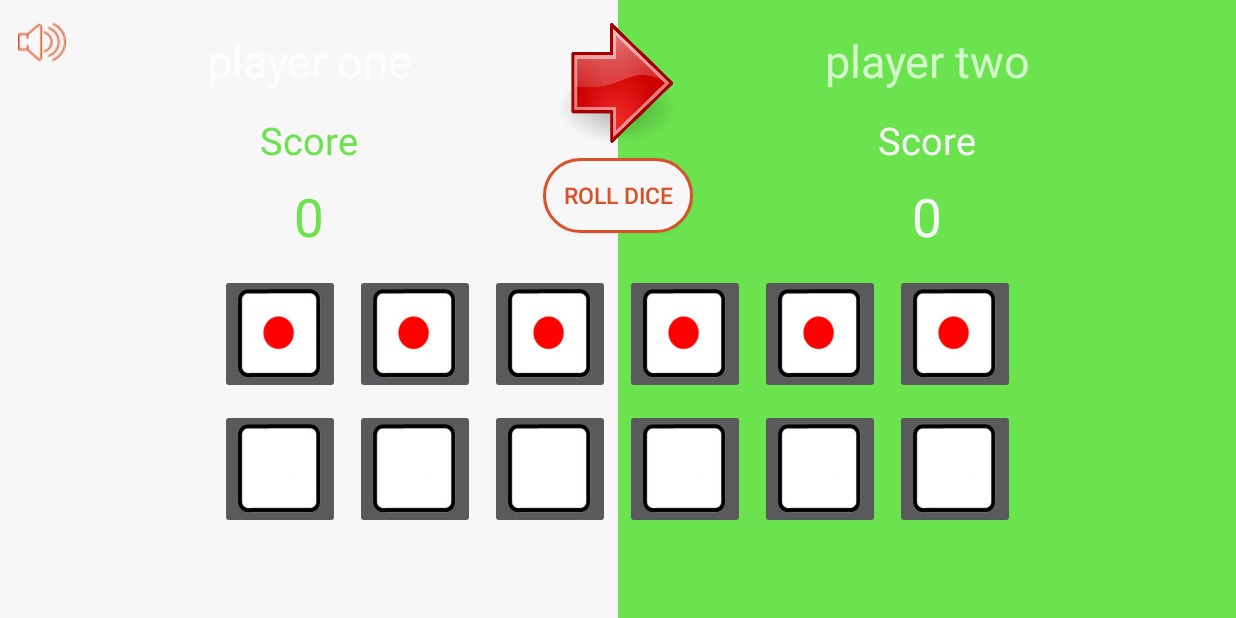
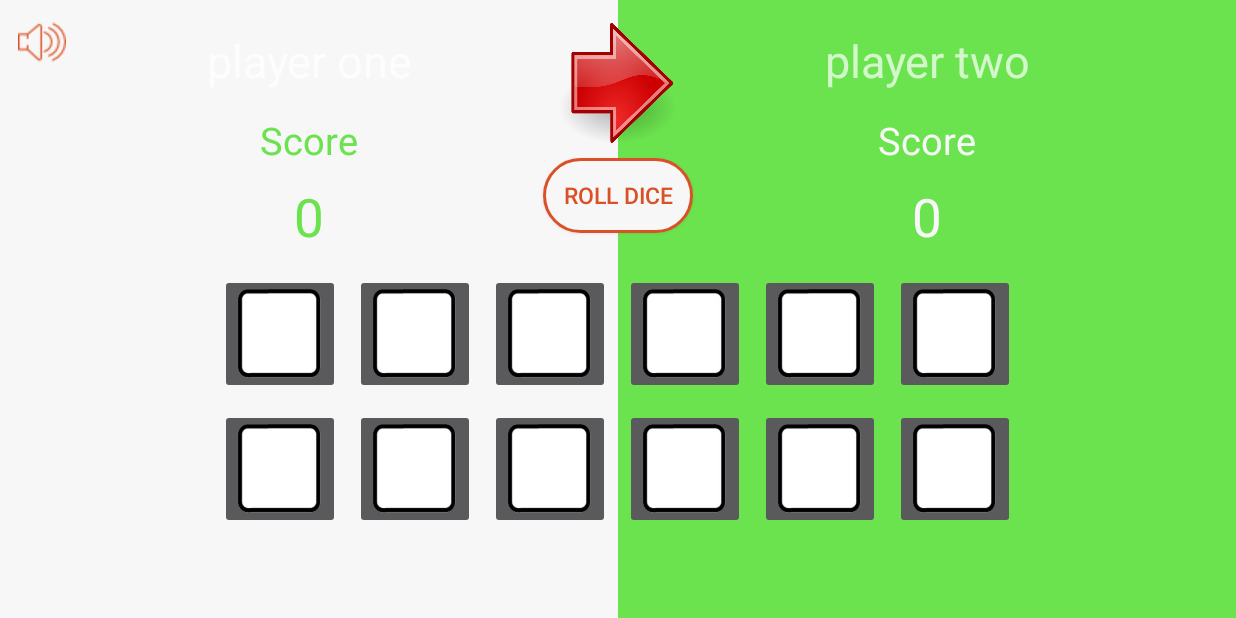
Before and after one commit to benjika/DiceOlympics, an Android app: the MidnightGame screen opened directly, with no data from a screen before it, on a phone screen of 824 x 412 dp (held sideways). Run offline under Robolectric (Android 15) with nearby library versions, the phone set to English and light mode, and no system bars.

Commit message:
-to fix GameFunction.rolldice function

```diff
--- a/app/src/main/java/com/example/beni/diceolympics/MidnightGame.java
+++ b/app/src/main/java/com/example/beni/diceolympics/MidnightGame.java
@@ -3,13 +3,24 @@ package com.example.beni.diceolympics;
 import android.media.MediaPlayer;
 import android.support.v7.app.AppCompatActivity;
 import android.os.Bundle;
+import android.view.View;
 import android.widget.Button;
 import android.widget.ImageButton;
+import android.widget.TextView;
+import android.widget.Toast;
 
 public class MidnightGame extends AppCompatActivity {
 
     String[] getNamesArr;
     int[] getScores;
+
+    int sum1 = 0;
+    int sum2 = 0;
+
+    int playerTurn = (int) Math.random() * 2 + 1;
+
+    boolean player1played = false;
+    boolean player2played = false;
 
     boolean was4 = false;
     boolean was1 = false;
@@ -20,6 +31,12 @@ public class MidnightGame extends AppCompatActivity {
 
     Button RollTheDiceBTN;
     Button EndTurnBTN;
+    Button EndgameBTN;
+
+    TextView PlayerName1;
+    TextView PlayerName2;
+
+    int[] diceValues = {0, 0, 0, 0, 0, 0};
 
     ImageButton firstDice_Chosen;
     ImageButton secondDice_Chosen;
@@ -28,6 +45,11 @@ public class MidnightGame extends AppCompatActivity {
     ImageButton fifthDice_Chosen;
     ImageButton sixthDice_Chosen;
 
+    boolean[] arrayOfValuesChosen = {true, true, true, true, true};
+    int diceAmount = arrayOfValuesChosen.length;
+    ImageButton[] arrayOfButtonsChosen = {firstDice_Chosen, secondDice_Chosen, thirdDice_Chosen,
+            fourthDice_Chosen, fifthDice_Chosen, sixthDice_Chosen};
+
     ImageButton firstDice_unChosen;
     ImageButton secondDice_unChosen;
     ImageButton thirdDice_unChosen;
@@ -35,33 +57,168 @@ public class MidnightGame extends AppCompatActivity {
     ImageButton fifthDice_unChosen;
     ImageButton sixthDice_unChosen;
 
+    boolean[] arrayOfValuesUnChosen = {false, false, false, false, false};
+    ImageButton[] arrayOfButtonsUnChosen = {firstDice_unChosen, secondDice_unChosen,
+            thirdDice_unChosen, fourthDice_unChosen, fifthDice_unChosen, sixthDice_unChosen};
+
+    int diceCountCurr = diceAmount;
+    int diceCountTot = diceAmount;
 
     @Override
     protected void onCreate(Bundle savedInstanceState) {
         super.onCreate(savedInstanceState);
         setContentView(R.layout.activity_midnight_game);
 
-        InitializeDice();
+        getInfoFromExtras();
+        InitializeDiceAndButtons();
 
-        getInfoFromExtras();
+        firstDice_unChosen.setOnClickListener(new View.OnClickListener() {
+            @Override
+            public void onClick(View v) {
+                setDice_InAndOut_OfBank(firstDice_unChosen, firstDice_Chosen, diceValues[0]);
+                diceCountCurr--;
+                if (diceCountCurr == 0) noMoreDice();
+            }
+        });
+
+        secondDice_unChosen.setOnClickListener(new View.OnClickListener() {
+            @Override
+            public void onClick(View v) {
+                setDice_InAndOut_OfBank(secondDice_unChosen, secondDice_Chosen, diceValues[1]);
+                diceCountCurr--;
+                if (diceCountCurr == 0) noMoreDice();
+            }
+        });
+
+        thirdDice_unChosen.setOnClickListener(new View.OnClickListener() {
+            @Override
+            public void onClick(View v) {
+                setDice_InAndOut_OfBank(thirdDice_unChosen, thirdDice_Chosen, diceValues[2]);
+                diceCountCurr--;
+                if (diceCountCurr == 0) noMoreDice();
+            }
+        });
+
+        fourthDice_unChosen.setOnClickListener(new View.OnClickListener() {
+            @Override
+            public void onClick(View v) {
+                setDice_InAndOut_OfBank(fourthDice_unChosen, fourthDice_Chosen, diceValues[3]);
+                diceCountCurr--;
+                if (diceCountCurr == 0) noMoreDice();
+            }
+        });
+
+        fifthDice_unChosen.setOnClickListener(new View.OnClickListener() {
+            @Override
+            public void onClick(View v) {
+                setDice_InAndOut_OfBank(fifthDice_unChosen, fifthDice_Chosen, diceValues[4]);
+                diceCountCurr--;
+                if (diceCountCurr == 0) noMoreDice();
+            }
+        });
+
+        sixthDice_unChosen.setOnClickListener(new View.OnClickListener() {
+            @Override
+            public void onClick(View v) {
+                setDice_InAndOut_OfBank(sixthDice_unChosen, sixthDice_Chosen, diceValues[5]);
+                diceCountCurr--;
+                if (diceCountCurr == 0) noMoreDice();
+            }
+        });
+
+        firstDice_Chosen.setOnClickListener(new View.OnClickListener() {
+            @Override
+            public void onClick(View v) {
+                setDice_InAndOut_OfBank(firstDice_Chosen, firstDice_unChosen, diceValues[0]);
+                diceCountCurr++;
+                checkButtons();
+            }
+        });
+
+        secondDice_Chosen.setOnClickListener(new View.OnClickListener() {
+            @Override
+            public void onClick(View v) {
+                setDice_InAndOut_OfBank(secondDice_Chosen, secondDice_unChosen, diceValues[1]);
+                diceCountCurr++;
+                checkButtons();
+            }
+        });
+
+        thirdDice_unChosen.setOnClickListener(new View.OnClickListener() {
+            @Override
+            public void onClick(View v) {
+                setDice_InAndOut_OfBank(thirdDice_Chosen, thirdDice_unChosen, diceValues[2]);
+                diceCountCurr++;
+                checkButtons();
+            }
+        });
+
+        fourthDice_unChosen.setOnClickListener(new View.OnClickListener() {
+            @Override
+            public void onClick(View v) {
+                setDice_InAndOut_OfBank(fourthDice_Chosen, fourthDice_unChosen, diceValues[3]);
+                diceCountCurr++;
+                checkButtons();
+            }
+        });
+
+        fifthDice_unChosen.setOnClickListener(new View.OnClickListener() {
+            @Override
+            public void onClick(View v) {
+                setDice_InAndOut_OfBank(fifthDice_Chosen, fifthDice_unChosen, diceValues[4]);
+                diceCountCurr++;
+                checkButtons();
+            }
+        });
+
+        sixthDice_unChosen.setOnClickListener(new View.OnClickListener() {
+            @Override
+            public void onClick(View v) {
+                setDice_InAndOut_OfBank(sixthDice_Chosen, sixthDice_unChosen, diceValues[5]);
+                diceCountCurr++;
+                checkButtons();
+            }
+        });
+
+        RollTheDiceBTN.setOnClickListener(new View.OnClickListener() {
+            @Override
+            public void onClick(View v) {
+                UltimateShake();
+            }
+        });
+
+        EndTurnBTN.setOnClickListener(new View.OnClickListener() {
+            @Override
+            public void onClick(View v) {
+                if (playerTurn == 1) {
+
+                }
+            }
+        });
+
 
     }
 
-    void InitializeDice() {
+    void InitializeDiceAndButtons() {
 
-        firstDice_Chosen = (ImageButton) findViewById(R.id.midnight_diceFirst_chosen);
-        secondDice_Chosen = (ImageButton) findViewById(R.id.midnight_diceSecond_chosen);
-        thirdDice_Chosen = (ImageButton) findViewById(R.id.midnight_diceThird_chosen);
-        fourthDice_Chosen = (ImageButton) findViewById(R.id.midnight_diceFourth_chosen);
-        fifthDice_Chosen = (ImageButton) findViewById(R.id.midnight_diceFifth_chosen);
-        sixthDice_Chosen = (ImageButton) findViewById(R.id.midnight_diceSixth_chosen);
+        RollTheDiceBTN = (Button) findViewById(R.id.midnight_game_diceTheDice);
+        EndTurnBTN = (Button) findViewById(R.id.midnight_game_endTurn);
+        EndgameBTN = (Button) findViewById(R.id.midnight_game_endgame);
 
-        firstDice_unChosen = (ImageButton) findViewById(R.id.midnight_diceFirst_unChosen);
-        secondDice_unChosen = (ImageButton) findViewById(R.id.midnight_diceSecond_unChosen);
-        thirdDice_unChosen = (ImageButton) findViewById(R.id.midnight_diceThird_unChosen);
-        fourthDice_unChosen = (ImageButton) findViewById(R.id.midnight_diceFourth_unChosen);
-        fifthDice_unChosen = (ImageButton) findViewById(R.id.midnight_diceFifth_unChosen);
-        sixthDice_unChosen = (ImageButton) findViewById(R.id.midnight_diceSixth_unChosen);
+
+        firstDice_Chosen = (ImageButton) findViewById(R.id.midnight_game_diceFirst_chosen);
+        secondDice_Chosen = (ImageButton) findViewById(R.id.midnight_game_diceSecond_chosen);
+        thirdDice_Chosen = (ImageButton) findViewById(R.id.midnight_game_diceThird_chosen);
+        fourthDice_Chosen = (ImageButton) findViewById(R.id.midnight_game_diceFourth_chosen);
+        fifthDice_Chosen = (ImageButton) findViewById(R.id.midnight_game_diceFifth_chosen);
+        sixthDice_Chosen = (ImageButton) findViewById(R.id.midnight_game_diceSixth_chosen);
+
+        firstDice_unChosen = (ImageButton) findViewById(R.id.midnight_game_diceFirst_unChosen);
+        secondDice_unChosen = (ImageButton) findViewById(R.id.midnight_game_diceSecond_unChosen);
+        thirdDice_unChosen = (ImageButton) findViewById(R.id.midnight_game_diceThird_unChosen);
+        fourthDice_unChosen = (ImageButton) findViewById(R.id.midnight_game_diceFourth_unChosen);
+        fifthDice_unChosen = (ImageButton) findViewById(R.id.midnight_game_diceFifth_unChosen);
+        sixthDice_unChosen = (ImageButton) findViewById(R.id.midnight_game_diceSixth_unChosen);
 
         firstDice_Chosen.setClickable(false);
         secondDice_Chosen.setClickable(false);
@@ -85,5 +242,84 @@ public class MidnightGame extends AppCompatActivity {
         getScores = getIntent().getIntArrayExtra("ScoresArr");
     }
 
+    void setDice_InAndOut_OfBank(ImageButton diceOld, ImageButton diceNew, int i) {
 
+        diceNew.setClickable(true);
+
+        if (i == 1) diceNew.setImageResource(R.drawable.diceone);
+        else if (i == 2) diceNew.setImageResource(R.drawable.dicetwo);
+        else if (i == 3) diceNew.setImageResource(R.drawable.dicethree);
+        else if (i == 4) diceNew.setImageResource(R.drawable.dicefour);
+        else if (i == 5) diceNew.setImageResource(R.drawable.dicefive);
+        else diceNew.setImageResource(R.drawable.dicesix);
+
+        diceOld.setClickable(false);
+        diceOld.setImageResource(R.drawable.diceempty);
+
+    }
+
+    void setDiceChosenToBank(ImageButton dice, int i) {
+
+        dice.setClickable(false);
+
+        if (i == 1) dice.setImageResource(R.drawable.diceonered);
+        else if (i == 2) dice.setImageResource(R.drawable.dicetwored);
+        else if (i == 3) dice.setImageResource(R.drawable.dicethreered);
+        else if (i == 4) dice.setImageResource(R.drawable.dicefourred);
+        else if (i == 5) dice.setImageResource(R.drawable.dicefivered);
+        else dice.setImageResource(R.drawable.dicesixred);
+
+        arrayOfValuesUnChosen[i] = false;
+
+    }
+
+    void UltimateShake() {
+
+        if (diceCountTot == diceCountCurr) {
+            Toast.makeText(this, R.string.noDiceWereChosen, Toast.LENGTH_SHORT);
+            return;
+        }
+
+        diceCountTot = diceCountCurr;
+
+        for (int i = 0; i < diceAmount; i++)
+            if (arrayOfButtonsChosen[i].isClickable())
+                setDiceChosenToBank(arrayOfButtonsChosen[i], i);
+
+
+        for (int i = 0; i < diceAmount; i++)
+            if (arrayOfValuesUnChosen[i]) rollDice(arrayOfButtonsUnChosen[i], i);
+
+
+    }
+
+    void rollDice(ImageButton diceToRoll, int i) {
+        diceValues[i] = GameFunctions.rollDice(diceToRoll);
+        diceToRoll.setClickable(true);
+    }
+
+    void noMoreDice() {
+        RollTheDiceBTN.setVisibility(View.INVISIBLE);
+
+
+        if (playerTurn == 1) {
+
+            if (player2played) EndgameBTN.setVisibility(View.VISIBLE);
+            else EndTurnBTN.setVisibility(View.VISIBLE);
+
+        } else {
+
+            if (player1played) EndgameBTN.setVisibility(View.VISIBLE);
+            else EndgameBTN.setVisibility(View.VISIBLE);
+        }
+    }
+
+    void checkButtons() {
+        if (RollTheDiceBTN.getVisibility() == View.VISIBLE) return;
+
+        if (EndgameBTN.getVisibility() == View.VISIBLE) EndgameBTN.setVisibility(View.GONE);
+        else if (EndTurnBTN.getVisibility() == View.VISIBLE) EndTurnBTN.setVisibility(View.GONE);
+
+        RollTheDiceBTN.setVisibility(View.VISIBLE);
+    }
 }
--- a/app/src/main/java/com/example/beni/diceolympics/PigdiceGame.java
+++ b/app/src/main/java/com/example/beni/diceolympics/PigdiceGame.java
@@ -160,7 +160,7 @@ public class PigdiceGame extends AppCompatActivity {
     static void UniversalShake() {
         if (!Sounds.getIsMute()) diceShakeSound.start();
 
-        diceNum = GameFunctions.rollDice("Pigdice");
+        diceNum = GameFunctions.rollDice("Pigdice", dice);
 
         if (diceNum == 1) {
             if (playerTurn == 1) {
--- a/app/src/main/res/layout-land/activity_midnight_game.xml
+++ b/app/src/main/res/layout-land/activity_midnight_game.xml
@@ -119,7 +119,7 @@
         android:src="@drawable/playerturnarrow" />
 
     <Button
-        android:id="@+id/btn_midnight_diceRollMidnight"
+        android:id="@+id/midnight_game_diceTheDice"
         android:layout_width="100sp"
         android:layout_height="50sp"
         android:layout_below="@+id/midnight_turnArrow"
@@ -131,7 +131,7 @@
         android:textSize="15sp" />
 
     <Button
-        android:id="@+id/btn_midnight_endTurn"
+        android:id="@+id/midnight_game_endTurn"
         android:layout_width="100sp"
         android:layout_height="50sp"
         android:layout_below="@id/midnight_turnArrow"
@@ -143,63 +143,76 @@
         android:textSize="15sp"
         android:visibility="gone" />
 
+    <Button
+        android:id="@+id/midnight_game_endgame"
+        android:layout_width="100sp"
+        android:layout_height="50sp"
+        android:layout_below="@id/midnight_turnArrow"
+        android:layout_centerHorizontal="true"
+        android:layout_marginTop="10sp"
+        android:background="@drawable/button_bg_round"
+        android:text="@string/endGame"
+        android:textColor="@color/colorAccent"
+        android:textSize="15sp"
+        android:visibility="gone" />
+
     <LinearLayout
         android:id="@+id/midnight_setOfDice"
         android:layout_width="match_parent"
         android:layout_height="wrap_content"
-        android:layout_below="@+id/btn_midnight_diceRollMidnight"
+        android:layout_below="@+id/midnight_game_diceTheDice"
         android:layout_centerHorizontal="true"
         android:layout_marginTop="27sp"
         android:gravity="center">
 
         <ImageButton
-            android:id="@+id/midnight_diceFirst_unChosen"
+            android:id="@+id/midnight_game_diceFirst_unChosen"
             android:layout_width="80sp"
             android:layout_height="80sp"
             android:layout_gravity="center"
             android:layout_marginEnd="10sp"
             android:scaleType="fitXY"
-            android:src="@drawable/diceone" />
+            android:src="@drawable/diceempty" />
 
         <ImageButton
-            android:id="@+id/midnight_diceSecond_unChosen"
+            android:id="@+id/midnight_game_diceSecond_unChosen"
             android:layout_width="80sp"
             android:layout_height="80sp"
             android:scaleType="fitXY"
-            android:src="@drawable/diceone" />
+            android:src="@drawable/diceempty" />
 
         <ImageButton
-            android:id="@+id/midnight_diceThird_unChosen"
+            android:id="@+id/midnight_game_diceThird_unChosen"
             android:layout_width="80sp"
             android:layout_height="80sp"
             android:layout_marginEnd="10sp"
             android:layout_marginStart="10sp"
             android:scaleType="fitXY"
-            android:src="@drawable/diceone" />
+            android:src="@drawable/diceempty" />
 
         <ImageButton
 
-            android:id="@+id/midnight_diceFourth_unChosen"
+            android:id="@+id/midnight_game_diceFourth_unChosen"
             android:layout_width="80sp"
             android:layout_height="80sp"
             android:scaleType="fitXY"
-            android:src="@drawable/diceone" />
+            android:src="@drawable/diceempty" />
 
         <ImageButton
-            android:id="@+id/midnight_diceFifth_unChosen"
+            android:id="@+id/midnight_game_diceFifth_unChosen"
             android:layout_width="80sp"
             android:layout_height="80sp"
             android:layout_marginEnd="10sp"
             android:layout_marginStart="10sp"
             android:scaleType="fitXY"
-            android:src="@drawable/diceone" />
+            android:src="@drawable/diceempty" />
 
         <ImageButton
-            android:id="@+id/midnight_diceSixth_unChosen"
+            android:id="@+id/midnight_game_diceSixth_unChosen"
             android:layout_width="80sp"
             android:layout_height="80sp"
             android:scaleType="fitXY"
-            android:src="@drawable/diceone" />
+            android:src="@drawable/diceempty" />
 
 
     </LinearLayout>
@@ -213,7 +226,7 @@
         android:gravity="center">
 
         <ImageButton
-            android:id="@+id/midnight_diceFirst_chosen"
+            android:id="@+id/midnight_game_diceFirst_chosen"
             android:layout_width="80sp"
             android:layout_height="80sp"
             android:layout_gravity="center"
@@ -222,14 +235,14 @@
             android:src="@drawable/diceempty" />
 
         <ImageButton
-            android:id="@+id/midnight_diceSecond_chosen"
+            android:id="@+id/midnight_game_diceSecond_chosen"
             android:layout_width="80sp"
             android:layout_height="80sp"
             android:scaleType="fitXY"
             android:src="@drawable/diceempty" />
 
         <ImageButton
-            android:id="@+id/midnight_diceThird_chosen"
+            android:id="@+id/midnight_game_diceThird_chosen"
             android:layout_width="80sp"
             android:layout_height="80sp"
             android:layout_marginEnd="10sp"
@@ -238,14 +251,14 @@
             android:src="@drawable/diceempty" />
 
         <ImageButton
-            android:id="@+id/midnight_diceFourth_chosen"
+            android:id="@+id/midnight_game_diceFourth_chosen"
             android:layout_width="80sp"
             android:layout_height="80sp"
             android:scaleType="fitXY"
             android:src="@drawable/diceempty" />
 
         <ImageButton
-            android:id="@+id/midnight_diceFifth_chosen"
+            android:id="@+id/midnight_game_diceFifth_chosen"
             android:layout_width="80sp"
             android:layout_height="80sp"
             android:layout_marginEnd="10sp"
@@ -254,7 +267,7 @@
             android:src="@drawable/diceempty" />
 
         <ImageButton
-            android:id="@+id/midnight_diceSixth_chosen"
+            android:id="@+id/midnight_game_diceSixth_chosen"
             android:layout_width="80sp"
             android:layout_height="80sp"
             android:scaleType="fitXY"
--- a/app/src/main/res/values/strings.xml
+++ b/app/src/main/res/values/strings.xml
@@ -85,6 +85,8 @@
     <string name="Pigdice_saveScore">Save Score</string>
 
 
+
+
     <!--Midnight instructions-->
     <string name="Midnight_Goal1H">Goal</string>
     <string name="Midnight_Goal2">With six dice, obtain a 1 and 4 and get the highest score possible with the other 4 dice, max score of 24.</string>
@@ -101,6 +103,8 @@
     <!--Midnight game-->
     <string name="Score">Score</string>
     <string name="endTurn">End Turn</string>
+    <string name="endGame">End Game</string>
+    <string name="noDiceWereChosen">Choose dice before rolling</string>
     <string name="RollDice">Roll Dice</string>
 
 
```
Also changed, not shown: app/src/main/java/com/example/beni/diceolympics/GameFunctions.java (+43 -4 lines), 1 other file.
